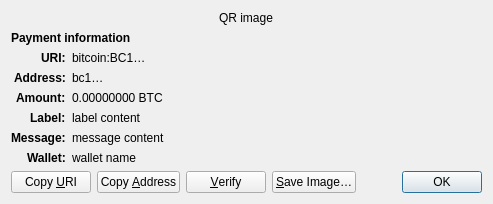
Qt form src/qt/forms/receiverequestdialog.ui (labe971/elektron-net) before a commit.
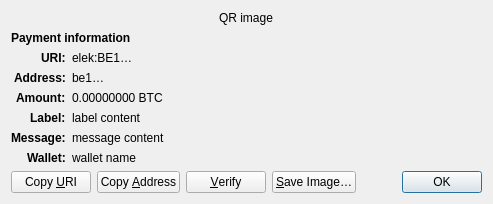
The same form after that commit. Custom widgets are drawn as their Qt base class.

```diff
--- a/src/qt/forms/receiverequestdialog.ui
+++ b/src/qt/forms/receiverequestdialog.ui
@@ -65,7 +65,7 @@
    <item row="2" column="1" alignment="Qt::AlignTop">
     <widget class="QLabel" name="uri_content">
      <property name="text">
-      <string notr="true">bitcoin:BC1…</string>
+      <string notr="true">elek:BE1…</string>
      </property>
      <property name="textFormat">
       <enum>Qt::RichText</enum>
@@ -97,7 +97,7 @@
    <item row="3" column="1" alignment="Qt::AlignTop">
     <widget class="QLabel" name="address_content">
      <property name="text">
-      <string notr="true">bc1…</string>
+      <string notr="true">be1…</string>
      </property>
      <property name="textFormat">
       <enum>Qt::PlainText</enum>
```
